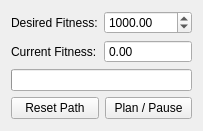
This is GeneticPlanner/gui/PlanningControlWidget.ui in raptorswing/Genetic-Planner as Qt 5 draws it before an edit. The edited form follows.
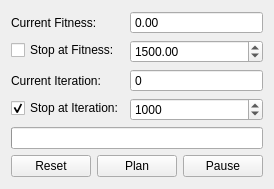
This is the edited form. Icons and pictures are not drawn.

Commit message: A bunch of changes to PlanningProblem, Planner, MainWindow, and PlanningControlWidget. Among others.

Patch:
```diff
--- a/GeneticPlanner/gui/PlanningControlWidget.ui
+++ b/GeneticPlanner/gui/PlanningControlWidget.ui
@@ -6,8 +6,8 @@
    <rect>
     <x>0</x>
     <y>0</y>
-    <width>203</width>
-    <height>131</height>
+    <width>257</width>
+    <height>189</height>
    </rect>
   </property>
   <property name="windowTitle">
@@ -16,35 +16,61 @@
   <layout class="QVBoxLayout" name="verticalLayout">
    <item>
     <layout class="QFormLayout" name="formLayout">
+     <property name="fieldGrowthPolicy">
+      <enum>QFormLayout::AllNonFixedFieldsGrow</enum>
+     </property>
      <item row="0" column="0">
-      <widget class="QLabel" name="label">
-       <property name="text">
-        <string>Desired Fitness:</string>
-       </property>
-      </widget>
-     </item>
-     <item row="1" column="0">
       <widget class="QLabel" name="label_2">
        <property name="text">
         <string>Current Fitness:</string>
        </property>
       </widget>
      </item>
-     <item row="1" column="1">
-      <widget class="QDoubleSpinBox" name="currentFitnessDisplay">
-       <property name="readOnly">
-        <bool>true</bool>
-       </property>
-       <property name="buttonSymbols">
-        <enum>QAbstractSpinBox::NoButtons</enum>
-       </property>
-       <property name="maximum">
-        <double>100000.000000000000000</double>
-       </property>
-      </widget>
-     </item>
      <item row="0" column="1">
-      <widget class="QDoubleSpinBox" name="desiredFitnessSpinBox">
+      <widget class="QDoubleSpinBox" name="currentFitnessDisplay">
+       <property name="readOnly">
+        <bool>true</bool>
+       </property>
+       <property name="buttonSymbols">
+        <enum>QAbstractSpinBox::NoButtons</enum>
+       </property>
+       <property name="maximum">
+        <double>100000.000000000000000</double>
+       </property>
+      </widget>
+     </item>
+     <item row="2" column="0">
+      <widget class="QLabel" name="label">
+       <property name="text">
+        <string>Current Iteration:</string>
+       </property>
+      </widget>
+     </item>
+     <item row="2" column="1">
+      <widget class="QSpinBox" name="currentIterationSpinbox">
+       <property name="enabled">
+        <bool>true</bool>
+       </property>
+       <property name="readOnly">
+        <bool>true</bool>
+       </property>
+       <property name="buttonSymbols">
+        <enum>QAbstractSpinBox::NoButtons</enum>
+       </property>
+       <property name="maximum">
+        <number>100000</number>
+       </property>
+      </widget>
+     </item>
+     <item row="1" column="0">
+      <widget class="QCheckBox" name="stopAtFitnessCheckBox">
+       <property name="text">
+        <string>Stop at Fitness:</string>
+       </property>
+      </widget>
+     </item>
+     <item row="1" column="1">
+      <widget class="QDoubleSpinBox" name="stopAtFitnessSpinBox">
        <property name="maximum">
         <double>100000.000000000000000</double>
        </property>
@@ -52,7 +78,27 @@
         <double>500.000000000000000</double>
        </property>
        <property name="value">
-        <double>1000.000000000000000</double>
+        <double>1500.000000000000000</double>
+       </property>
+      </widget>
+     </item>
+     <item row="3" column="1">
+      <widget class="QSpinBox" name="stopAtIterationSpinBox">
+       <property name="maximum">
+        <number>100000</number>
+       </property>
+       <property name="value">
+        <number>1000</number>
+       </property>
+      </widget>
+     </item>
+     <item row="3" column="0">
+      <widget class="QCheckBox" name="stopAtIterationCheckBox">
+       <property name="text">
+        <string>Stop at Iteration:</string>
+       </property>
+       <property name="checked">
+        <bool>true</bool>
        </property>
       </widget>
      </item>
@@ -76,7 +122,7 @@
      <item>
       <widget class="QPushButton" name="resetButton">
        <property name="text">
-        <string>Reset Path</string>
+        <string>Reset</string>
        </property>
        <property name="icon">
         <iconset resource="../resources.qrc">
@@ -87,14 +133,25 @@
      <item>
       <widget class="QPushButton" name="planResumeButton">
        <property name="text">
-        <string>Plan / Pause</string>
+        <string>Plan</string>
        </property>
        <property name="icon">
         <iconset resource="../resources.qrc">
          <normaloff>:/icons/16x16/crystal_project/16x16/actions/run.png</normaloff>:/icons/16x16/crystal_project/16x16/actions/run.png</iconset>
        </property>
        <property name="checkable">
-        <bool>true</bool>
+        <bool>false</bool>
+       </property>
+      </widget>
+     </item>
+     <item>
+      <widget class="QPushButton" name="pauseButton">
+       <property name="text">
+        <string>Pause</string>
+       </property>
+       <property name="icon">
+        <iconset resource="../resources.qrc">
+         <normaloff>:/icons/16x16/crystal_project/16x16/actions/player_pause.png</normaloff>:/icons/16x16/crystal_project/16x16/actions/player_pause.png</iconset>
        </property>
       </widget>
      </item>
```
Left out of the diff: 6 changed lines with no effect on the pictures. The commit also changes 12 other files.
